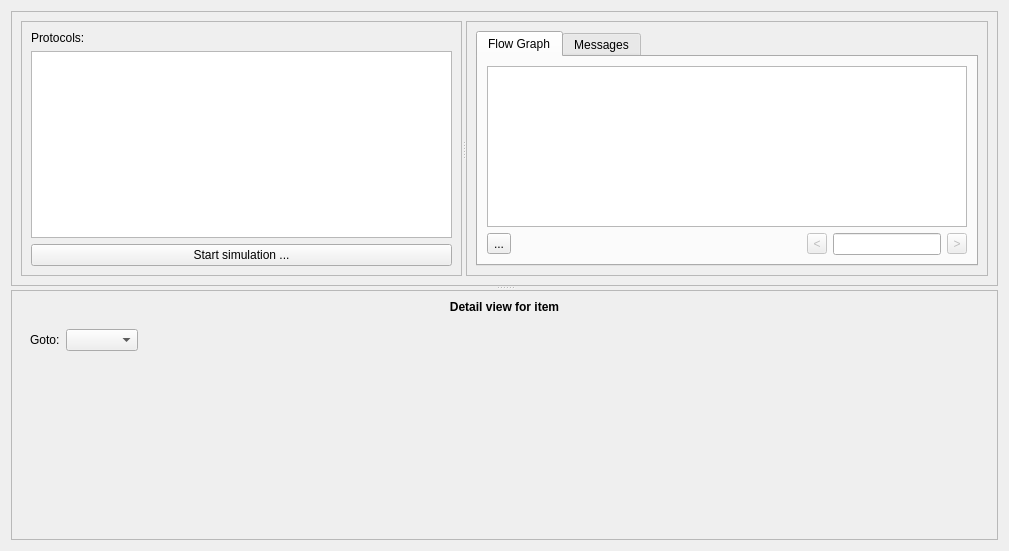
jopohl/urh, file ui/simulator.ui: the form before one commit.
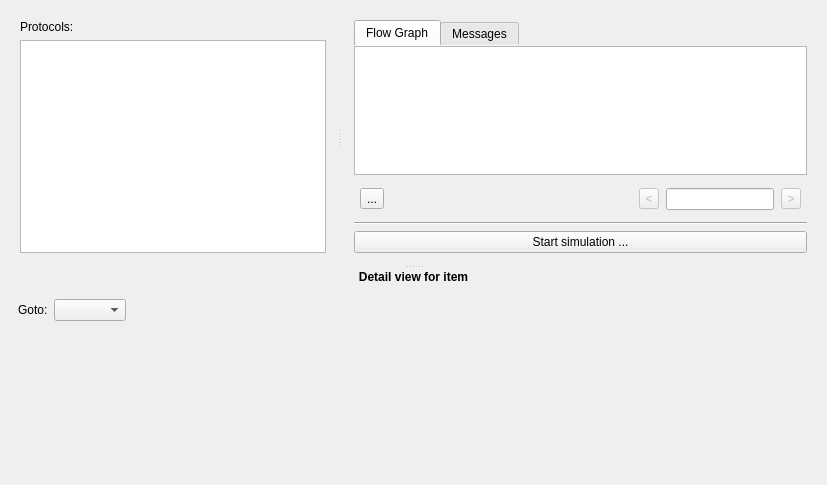
The form after the commit. The open tabs and pages were chosen to show the change. Icons and pictures are not drawn. Custom widgets are drawn as their Qt base class.

Commit message: improve simulator tab UI

```diff
--- a/ui/simulator.ui
+++ b/ui/simulator.ui
@@ -6,40 +6,96 @@
    <rect>
     <x>0</x>
     <y>0</y>
-    <width>1009</width>
-    <height>551</height>
+    <width>827</width>
+    <height>485</height>
    </rect>
   </property>
   <property name="windowTitle">
    <string>Form</string>
   </property>
-  <layout class="QGridLayout" name="gridLayout">
-   <item row="0" column="0">
-    <widget class="QSplitter" name="splitter">
-     <property name="orientation">
-      <enum>Qt::Vertical</enum>
-     </property>
-     <widget class="QFrame" name="frame_2">
+  <layout class="QVBoxLayout" name="verticalLayout_8">
+   <property name="spacing">
+    <number>0</number>
+   </property>
+   <property name="leftMargin">
+    <number>0</number>
+   </property>
+   <property name="topMargin">
+    <number>0</number>
+   </property>
+   <property name="rightMargin">
+    <number>0</number>
+   </property>
+   <property name="bottomMargin">
+    <number>0</number>
+   </property>
+   <item>
+    <widget class="QScrollArea" name="scrollArea">
       <property name="frameShape">
-       <enum>QFrame::StyledPanel</enum>
-      </property>
-      <property name="frameShadow">
-       <enum>QFrame::Raised</enum>
-      </property>
-      <layout class="QVBoxLayout" name="verticalLayout">
+      <enum>QFrame::NoFrame</enum>
+     </property>
+     <property name="widgetResizable">
+      <bool>true</bool>
+     </property>
+     <widget class="QWidget" name="scrollAreaWidgetContents">
+      <property name="geometry">
+       <rect>
+        <x>0</x>
+        <y>0</y>
+        <width>827</width>
+        <height>485</height>
+       </rect>
+      </property>
+      <layout class="QVBoxLayout" name="verticalLayout_5">
        <item>
         <widget class="QSplitter" name="splitter_2">
+         <property name="styleSheet">
+          <string notr="true">QSplitter::handle:vertical {
+margin: 4px 0px;
+    background-color: qlineargradient(x1:0, y1:0, x2:1, y2:0, 
+stop:0 rgba(255, 255, 255, 0), 
+stop:0.5 rgba(100, 100, 100, 100), 
+stop:1 rgba(255, 255, 255, 0));
+image: url(:/icons/data/icons/splitter_handle_horizontal.svg);
+}</string>
+         </property>
+         <property name="orientation">
+          <enum>Qt::Vertical</enum>
+         </property>
+         <property name="handleWidth">
+          <number>6</number>
+         </property>
+         <widget class="QSplitter" name="splitter">
+          <property name="styleSheet">
+           <string notr="true">QSplitter::handle:horizontal {
+margin: 4px 0px;
+    background-color: qlineargradient(x1:0, y1:0, x2:0, y2:1, 
+stop:0 rgba(255, 255, 255, 0), 
+stop:0.5 rgba(100, 100, 100, 100), 
+stop:1 rgba(255, 255, 255, 0));
+image: url(:/icons/data/icons/splitter_handle_vertical.svg);
+}</string>
+          </property>
          <property name="orientation">
           <enum>Qt::Horizontal</enum>
          </property>
-         <widget class="QFrame" name="frame_3">
-          <property name="frameShape">
-           <enum>QFrame::StyledPanel</enum>
+          <property name="handleWidth">
+           <number>6</number>
           </property>
-          <property name="frameShadow">
-           <enum>QFrame::Raised</enum>
-          </property>
+          <widget class="QWidget" name="layoutWidget">
           <layout class="QVBoxLayout" name="verticalLayout_3">
+            <property name="leftMargin">
+             <number>11</number>
+            </property>
+            <property name="topMargin">
+             <number>11</number>
+            </property>
+            <property name="rightMargin">
+             <number>11</number>
+            </property>
+            <property name="bottomMargin">
+             <number>11</number>
+            </property>
            <item>
             <widget class="QLabel" name="label">
              <property name="text">
@@ -50,25 +106,39 @@
            <item>
             <widget class="GeneratorTreeView" name="treeProtocols"/>
            </item>
-           <item>
-            <widget class="QPushButton" name="btnStartSim">
-             <property name="text">
-              <string>Start simulation ...</string>
-             </property>
-            </widget>
-           </item>
-          </layout>
-         </widget>
-         <widget class="QFrame" name="frame_4">
-          <property name="frameShape">
-           <enum>QFrame::StyledPanel</enum>
-          </property>
-          <property name="frameShadow">
-           <enum>QFrame::Raised</enum>
-          </property>
-          <layout class="QGridLayout" name="gridLayout_3">
-           <item row="0" column="0">
+           </layout>
+          </widget>
+          <widget class="QWidget" name="layoutWidget_2">
+           <layout class="QVBoxLayout" name="verticalLayout_2">
+            <property name="leftMargin">
+             <number>11</number>
+            </property>
+            <property name="topMargin">
+             <number>11</number>
+            </property>
+            <property name="rightMargin">
+             <number>11</number>
+            </property>
+            <property name="bottomMargin">
+             <number>11</number>
+            </property>
+            <item>
             <widget class="QTabWidget" name="tabWidget">
+              <property name="sizePolicy">
+               <sizepolicy hsizetype="Expanding" vsizetype="Expanding">
+                <horstretch>0</horstretch>
+                <verstretch>0</verstretch>
+               </sizepolicy>
+              </property>
+              <property name="styleSheet">
+               <string notr="true">QTabWidget::pane { border: 0; }</string>
+              </property>
+              <property name="tabPosition">
+               <enum>QTabWidget::North</enum>
+              </property>
+              <property name="tabShape">
+               <enum>QTabWidget::Rounded</enum>
+              </property>
              <property name="currentIndex">
               <number>0</number>
              </property>
@@ -76,57 +146,71 @@
               <attribute name="title">
                <string>Flow Graph</string>
               </attribute>
-              <layout class="QGridLayout" name="gridLayout_7">
-               <item row="1" column="1">
+               <layout class="QVBoxLayout" name="verticalLayout">
+                <property name="spacing">
+                 <number>7</number>
+                </property>
+                <property name="leftMargin">
+                 <number>0</number>
+                </property>
+                <property name="topMargin">
+                 <number>0</number>
+                </property>
+                <property name="rightMargin">
+                 <number>0</number>
+                </property>
+                <property name="bottomMargin">
+                 <number>0</number>
+                </property>
+                <item>
+                 <widget class="SimulatorGraphicsView" name="gvSimulator">
+                  <property name="sizePolicy">
+                   <sizepolicy hsizetype="Preferred" vsizetype="Expanding">
+                    <horstretch>0</horstretch>
+                    <verstretch>0</verstretch>
+                   </sizepolicy>
+                  </property>
+                 </widget>
+                </item>
+                <item>
+                 <layout class="QHBoxLayout" name="horizontalLayout_2">
+                  <property name="leftMargin">
+                   <number>6</number>
+                  </property>
+                  <property name="topMargin">
+                   <number>6</number>
+                  </property>
+                  <property name="rightMargin">
+                   <number>6</number>
+                  </property>
+                  <property name="bottomMargin">
+                   <number>6</number>
+                  </property>
+                  <item>
+                   <widget class="QToolButton" name="toolButton">
+                    <property name="text">
+                     <string>...</string>
+                    </property>
+                    <property name="icon">
+                     <iconset theme="document-save">
+                      <normaloff>../../.designer/backup</normaloff>../../.designer/backup</iconset>
+                    </property>
+                   </widget>
+                  </item>
+                  <item>
                 <spacer name="horizontalSpacer_2">
                  <property name="orientation">
                   <enum>Qt::Horizontal</enum>
                  </property>
                  <property name="sizeHint" stdset="0">
                   <size>
-                   <width>40</width>
-                   <height>20</height>
+                      <width>37</width>
+                      <height>17</height>
                   </size>
                  </property>
                 </spacer>
                </item>
-               <item row="1" column="4">
-                <widget class="QToolButton" name="btnNextNav">
-                 <property name="enabled">
-                  <bool>false</bool>
-                 </property>
-                 <property name="sizePolicy">
-                  <sizepolicy hsizetype="Preferred" vsizetype="Fixed">
-                   <horstretch>0</horstretch>
-                   <verstretch>0</verstretch>
-                  </sizepolicy>
-                 </property>
-                 <property name="maximumSize">
-                  <size>
-                   <width>20</width>
-                   <height>16777215</height>
-                  </size>
-                 </property>
-                 <property name="text">
-                  <string>&gt;</string>
-                 </property>
-                 <property name="icon">
-                  <iconset theme="go-next">
-                   <normaloff>../../.designer/backup</normaloff>../../.designer/backup</iconset>
-                 </property>
-                </widget>
-               </item>
-               <item row="1" column="3">
-                <widget class="QLineEdit" name="navLineEdit">
-                 <property name="sizePolicy">
-                  <sizepolicy hsizetype="Minimum" vsizetype="Fixed">
-                   <horstretch>0</horstretch>
-                   <verstretch>0</verstretch>
-                  </sizepolicy>
-                 </property>
-                </widget>
-               </item>
-               <item row="1" column="2">
+                  <item>
                 <widget class="QToolButton" name="btnPrevNav">
                  <property name="enabled">
                   <bool>false</bool>
@@ -152,19 +236,43 @@
                  </property>
                 </widget>
                </item>
-               <item row="0" column="0" colspan="5">
-                <widget class="SimulatorGraphicsView" name="gvSimulator"/>
-               </item>
-               <item row="1" column="0">
-                <widget class="QToolButton" name="toolButton">
+                  <item>
+                   <widget class="QLineEdit" name="navLineEdit">
+                    <property name="sizePolicy">
+                     <sizepolicy hsizetype="Minimum" vsizetype="Fixed">
+                      <horstretch>0</horstretch>
+                      <verstretch>0</verstretch>
+                     </sizepolicy>
+                    </property>
+                   </widget>
+                  </item>
+                  <item>
+                   <widget class="QToolButton" name="btnNextNav">
+                    <property name="enabled">
+                     <bool>false</bool>
+                    </property>
+                    <property name="sizePolicy">
+                     <sizepolicy hsizetype="Preferred" vsizetype="Fixed">
+                      <horstretch>0</horstretch>
+                      <verstretch>0</verstretch>
+                     </sizepolicy>
+                    </property>
+                    <property name="maximumSize">
+                     <size>
+                      <width>20</width>
+                      <height>16777215</height>
+                     </size>
+                    </property>
                  <property name="text">
-                  <string>...</string>
+                     <string>&gt;</string>
                  </property>
                  <property name="icon">
-                  <iconset theme="document-save">
+                     <iconset theme="go-next">
                    <normaloff>../../.designer/backup</normaloff>../../.designer/backup</iconset>
                  </property>
                 </widget>
+                  </item>
+                 </layout>
                </item>
               </layout>
              </widget>
@@ -172,9 +280,27 @@
               <attribute name="title">
                <string>Messages</string>
               </attribute>
-              <layout class="QGridLayout" name="gridLayout_8">
-               <item row="0" column="0" colspan="5">
+               <layout class="QVBoxLayout" name="verticalLayout_6">
+                <property name="leftMargin">
+                 <number>0</number>
+                </property>
+                <property name="topMargin">
+                 <number>0</number>
+                </property>
+                <property name="rightMargin">
+                 <number>0</number>
+                </property>
+                <property name="bottomMargin">
+                 <number>0</number>
+                </property>
+                <item>
                 <widget class="SimulatorMessageTableView" name="tblViewMessage">
+                  <property name="sizePolicy">
+                   <sizepolicy hsizetype="Preferred" vsizetype="Expanding">
+                    <horstretch>0</horstretch>
+                    <verstretch>0</verstretch>
+                   </sizepolicy>
+                  </property>
                  <property name="alternatingRowColors">
                   <bool>true</bool>
                  </property>
@@ -195,14 +321,46 @@
                  </attribute>
                 </widget>
                </item>
-               <item row="1" column="3">
+                <item>
+                 <layout class="QHBoxLayout" name="horizontalLayout_3">
+                  <item>
+                   <widget class="QLabel" name="lNumSelectedColumns">
+                    <property name="text">
+                     <string>0</string>
+                    </property>
+                    <property name="alignment">
+                     <set>Qt::AlignLeading|Qt::AlignLeft|Qt::AlignVCenter</set>
+                    </property>
+                   </widget>
+                  </item>
+                  <item>
+                   <widget class="QLabel" name="lColumnsSelectedText">
+                    <property name="text">
+                     <string>column(s) selected</string>
+                    </property>
+                   </widget>
+                  </item>
+                  <item>
+                   <spacer name="horizontalSpacer_4">
+                    <property name="orientation">
+                     <enum>Qt::Horizontal</enum>
+                    </property>
+                    <property name="sizeHint" stdset="0">
+                     <size>
+                      <width>138</width>
+                      <height>33</height>
+                     </size>
+                    </property>
+                   </spacer>
+                  </item>
+                  <item>
                 <widget class="QLabel" name="label_5">
                  <property name="text">
                   <string>Viewtype:</string>
                  </property>
                 </widget>
                </item>
-               <item row="1" column="4">
+                  <item>
                 <widget class="QComboBox" name="cbViewType">
                  <item>
                   <property name="text">
@@ -221,54 +379,31 @@
                  </item>
                 </widget>
                </item>
-               <item row="1" column="2">
-                <spacer name="horizontalSpacer_4">
+                 </layout>
+                </item>
+               </layout>
+              </widget>
+             </widget>
+            </item>
+            <item>
+             <widget class="Line" name="line">
                  <property name="orientation">
                   <enum>Qt::Horizontal</enum>
                  </property>
-                 <property name="sizeHint" stdset="0">
-                  <size>
-                   <width>40</width>
-                   <height>20</height>
-                  </size>
-                 </property>
-                </spacer>
-               </item>
-               <item row="1" column="0">
-                <widget class="QLabel" name="lNumSelectedColumns">
-                 <property name="text">
-                  <string>0</string>
-                 </property>
-                 <property name="alignment">
-                  <set>Qt::AlignLeading|Qt::AlignLeft|Qt::AlignVCenter</set>
-                 </property>
-                </widget>
-               </item>
-               <item row="1" column="1">
-                <widget class="QLabel" name="lColumnsSelectedText">
+             </widget>
+            </item>
+            <item>
+             <widget class="QPushButton" name="btnStartSim">
                  <property name="text">
-                  <string>column(s) selected</string>
+               <string>Start simulation ...</string>
                  </property>
                 </widget>
                </item>
               </layout>
              </widget>
             </widget>
-           </item>
-          </layout>
-         </widget>
-        </widget>
-       </item>
-      </layout>
-     </widget>
-     <widget class="QFrame" name="frame">
-      <property name="frameShape">
-       <enum>QFrame::StyledPanel</enum>
-      </property>
-      <property name="frameShadow">
-       <enum>QFrame::Raised</enum>
-      </property>
-      <layout class="QVBoxLayout" name="verticalLayout_2">
+         <widget class="QWidget" name="layoutWidget_3">
+          <layout class="QVBoxLayout" name="verticalLayout_4">
        <item>
         <widget class="QLabel" name="lblMsgFieldsValues">
          <property name="sizePolicy">
@@ -298,9 +433,9 @@
          </property>
          <widget class="QWidget" name="page_empty"/>
          <widget class="QWidget" name="page_goto_action">
-          <layout class="QGridLayout" name="verticalLayout_6">
+              <layout class="QGridLayout" name="verticalLayout_7">
            <item row="0" column="0">
-            <widget class="QLabel" name="label_2">
+                <widget class="QLabel" name="label_9">
              <property name="text">
               <string>Goto:</string>
              </property>
@@ -323,7 +458,7 @@
             </spacer>
            </item>
            <item row="1" column="0" colspan="3">
-            <spacer name="verticalSpacer">
+                <spacer name="verticalSpacer_4">
              <property name="orientation">
               <enum>Qt::Vertical</enum>
              </property>
@@ -338,9 +473,9 @@
           </layout>
          </widget>
          <widget class="QWidget" name="page_message">
-          <layout class="QGridLayout" name="gridLayout_4">
+              <layout class="QGridLayout" name="gridLayout_6">
            <item row="1" column="0">
-            <widget class="QLabel" name="label_7">
+                <widget class="QLabel" name="label_10">
              <property name="sizePolicy">
               <sizepolicy hsizetype="Preferred" vsizetype="Preferred">
                <horstretch>0</horstretch>
@@ -372,7 +507,7 @@
             </widget>
            </item>
            <item row="2" column="0">
-            <widget class="QLabel" name="label_8">
+                <widget class="QLabel" name="label_11">
              <property name="sizePolicy">
               <sizepolicy hsizetype="Preferred" vsizetype="Preferred">
                <horstretch>0</horstretch>
@@ -394,16 +529,16 @@
           </layout>
          </widget>
          <widget class="QWidget" name="page_rule">
-          <layout class="QGridLayout" name="gridLayout_2">
+              <layout class="QGridLayout" name="gridLayout_3">
            <item row="0" column="0">
-            <widget class="QLabel" name="label_6">
+                <widget class="QLabel" name="label_12">
              <property name="text">
               <string>Condition:</string>
              </property>
             </widget>
            </item>
            <item row="1" column="0" colspan="2">
-            <spacer name="verticalSpacer_3">
+                <spacer name="verticalSpacer_5">
              <property name="orientation">
               <enum>Qt::Vertical</enum>
              </property>
@@ -425,16 +560,16 @@
           </layout>
          </widget>
          <widget class="QWidget" name="page_ext_prog_action">
-          <layout class="QGridLayout" name="gridLayout_5">
+              <layout class="QGridLayout" name="gridLayout_9">
            <item row="3" column="0">
-            <widget class="QLabel" name="label_4">
+                <widget class="QLabel" name="label_13">
              <property name="text">
               <string>Command line arguments:</string>
              </property>
             </widget>
            </item>
            <item row="1" column="0">
-            <widget class="QLabel" name="label_3">
+                <widget class="QLabel" name="label_14">
              <property name="text">
               <string>External program:</string>
              </property>
@@ -458,7 +593,7 @@
             </widget>
            </item>
            <item row="4" column="0" colspan="5">
-            <spacer name="verticalSpacer_2">
+                <spacer name="verticalSpacer_6">
              <property name="orientation">
               <enum>Qt::Vertical</enum>
              </property>
@@ -469,6 +604,10 @@
               </size>
              </property>
             </spacer>
+               </item>
+              </layout>
+             </widget>
+            </widget>
            </item>
           </layout>
          </widget>
```
Lines whose indentation alone changed are shown as unchanged. The commit also changes 4 other files.
